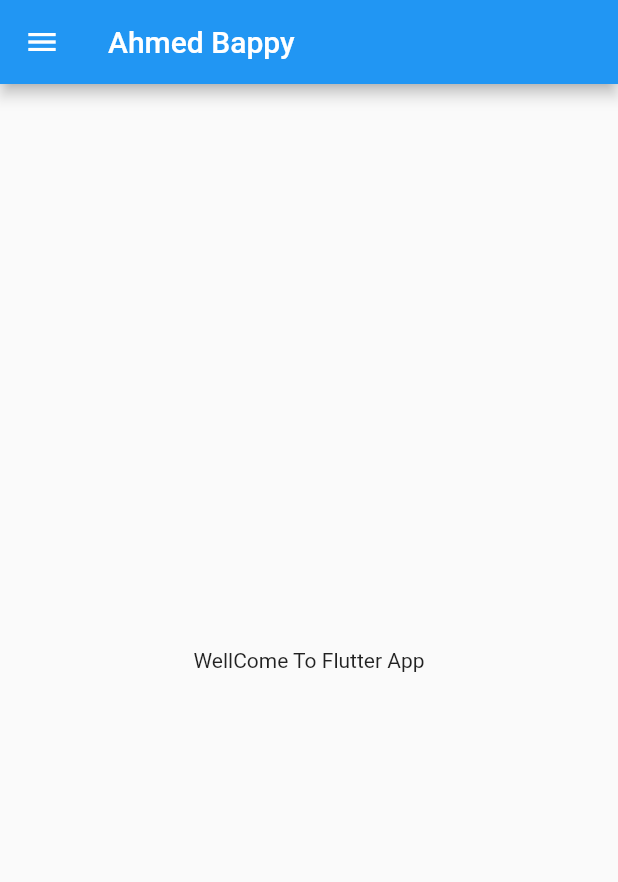
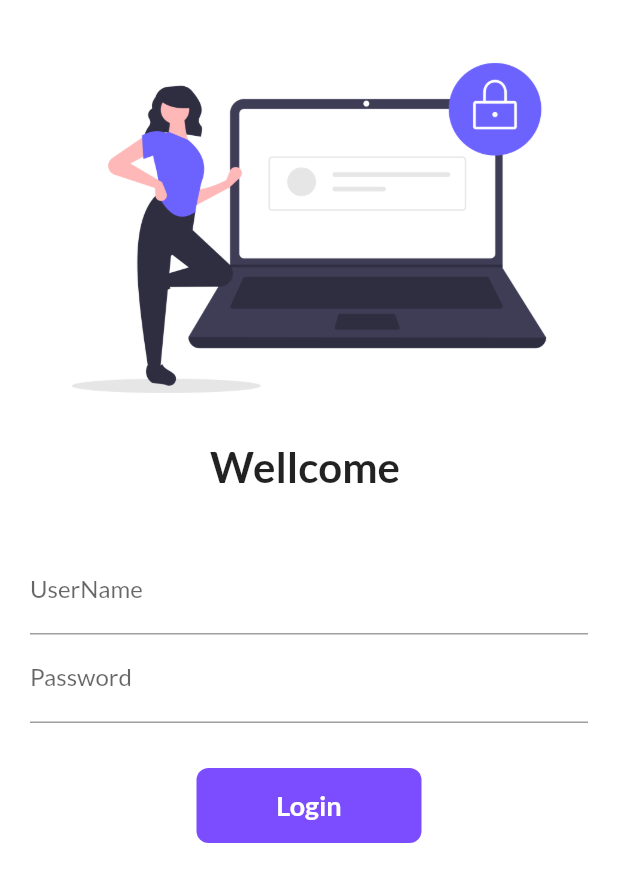
Before and after one commit to bappy3a/futtere-commerce-app, a Flutter app: the screen it shows after launch, on a phone screen of 412 x 824 dp. Shown: the top 882 px of the screen. Run offline on Flutter 3.47's test engine with Material 2 defaults, Android fonts, the phone set to English and light mode, and no system bars; our stand-ins replace google_fonts, matcher; missing offline and left inert: dart:html.

Commit message:
login page animate done

```diff
--- a/lib/main.dart
+++ b/lib/main.dart
@@ -1,19 +1,32 @@
-import 'package:first_app/home_page.dart';
+import 'package:first_app/pages/home_page.dart';
+import 'package:first_app/pages/login_page.dart';
+import 'package:first_app/pages/utils/route.dart';
 import 'package:flutter/material.dart';
+import 'package:google_fonts/google_fonts.dart';
 
 void main() {
   runApp(MyApp());
 }
 
 class MyApp extends StatelessWidget {
-  int days = 30;
-  String name = 'Ahmed Bappy';
-
   @override
   Widget build(BuildContext context) {
     return MaterialApp(
       debugShowCheckedModeBanner: false,
-      home: HomePage(),
+      themeMode: ThemeMode.light,
+      theme: ThemeData(
+        primarySwatch: Colors.deepPurple,
+        fontFamily: GoogleFonts.lato().fontFamily,
+      ),
+      darkTheme: ThemeData(
+        brightness: Brightness.dark,
+      ),
+      initialRoute: "/",
+      routes: {
+        "/": (context) => LoginPage(),
+        MyRoute.homeRoute: (context) => HomePage(),
+        MyRoute.loginRoute: (context) => LoginPage(),
+      },
     );
   }
 }
--- a/lib/home_page.dart
+++ b/lib/pages/home_page.dart
@@ -6,11 +6,11 @@ class HomePage extends StatelessWidget {
   Widget build(BuildContext context) {
     return Scaffold(
       appBar: AppBar(
-        title: Text('Ahmed Bappy'),
+        title: Text('test App'),
       ),
       body: Center(
         child: Container(
-          child: Text('WellCome To Flutter App'),
+          child: Text('Wellcome To bappy3a'),
         ),
       ),
       drawer: Drawer(),
--- /dev/null
+++ b/lib/pages/login_page.dart
@@ -0,0 +1,111 @@
+import 'dart:html';
+
+import 'package:first_app/pages/utils/route.dart';
+import 'package:flutter/material.dart';
+import 'package:flutter/src/widgets/framework.dart';
+import 'package:flutter/src/foundation/key.dart';
+import 'package:matcher/matcher.dart';
+
+class LoginPage extends StatefulWidget {
+  @override
+  State<LoginPage> createState() => _LoginPageState();
+}
+
+class _LoginPageState extends State<LoginPage> {
+  String name = "";
+  bool chnageButton = false;
+
+  @override
+  Widget build(BuildContext context) {
+    return Material(
+        color: Colors.white,
+        child: SingleChildScrollView(
+          child: Column(
+            children: [
+              SizedBox(
+                height: 10.0,
+              ),
+              Image.asset(
+                'assets/images/login_image.png',
+                fit: BoxFit.cover,
+              ),
+              Text('Wellcome $name',
+                  style: TextStyle(
+                    fontSize: 28,
+                    fontWeight: FontWeight.bold,
+                  )),
+              SizedBox(
+                height: 20.0,
+              ),
+              Padding(
+                padding: const EdgeInsets.symmetric(
+                    vertical: 16.0, horizontal: 20.0),
+                child: Column(
+                  children: [
+                    TextFormField(
+                      decoration: InputDecoration(
+                          hintText: "Enter username", labelText: "UserName"),
+                      onChanged: (value) {
+                        name = value;
+                        setState(() {});
+                      },
+                    ),
+                    TextFormField(
+                      obscureText: true,
+                      decoration: InputDecoration(
+                        hintText: "Enter password",
+                        labelText: "Password",
+                      ),
+                    ),
+                    SizedBox(
+                      height: 30.0,
+                    ),
+
+                    InkWell(
+                      onTap: () async {
+                        setState(() {
+                          chnageButton = true;
+                        });
+
+                        await Future.delayed(Duration(seconds: 1));
+                        //Navigator.pushNamed(context, MyRoute.homeRoute);
+                      },
+                      child: AnimatedContainer(
+                        duration: Duration(seconds: 1),
+                        width: chnageButton ? 100 : 150,
+                        height: 50,
+                        alignment: Alignment.center,
+                        child: chnageButton
+                            ? Icon(
+                                Icons.done,
+                                color: Colors.white,
+                              )
+                            : Text(
+                                "Login",
+                                style: TextStyle(
+                                  color: Colors.white,
+                                  fontWeight: FontWeight.bold,
+                                  fontSize: 18,
+                                ),
+                              ),
+                        decoration: BoxDecoration(
+                            color: Colors.deepPurpleAccent,
+                            borderRadius: BorderRadius.circular(8)),
+                      ),
+                    )
+
+                    // ElevatedButton(
+                    //   child: Text("Login"),
+                    //   style: TextButton.styleFrom(minimumSize: Size(150, 40)),
+                    //   onPressed: () {
+                    //     Navigator.pushNamed(context, MyRoute.homeRoute);
+                    //   },
+                    // )
+                  ],
+                ),
+              )
+            ],
+          ),
+        ));
+  }
+}
--- /dev/null
+++ b/lib/pages/utils/route.dart
@@ -0,0 +1,4 @@
+class MyRoute {
+  static String loginRoute = "/login";
+  static String homeRoute = "/home";
+}
--- a/pubspec.yaml
+++ b/pubspec.yaml
@@ -34,6 +34,7 @@ dependencies:
   # The following adds the Cupertino Icons font to your application.
   # Use with the CupertinoIcons class for iOS style icons.
   cupertino_icons: ^1.0.2
+  google_fonts: ^3.0.1
 
 dev_dependencies:
   flutter_test:
@@ -58,8 +59,8 @@ flutter:
   uses-material-design: true
 
   # To add assets to your application, add an assets section, like this:
-  # assets:
-  #   - images/a_dot_burr.jpeg
+  assets:
+    - assets/images/
   #   - images/a_dot_ham.jpeg
 
   # An image asset can refer to one or more resolution-specific "variants", see
```
Also changed, not shown: assets/images/login_image.png (added), pubspec.lock.
